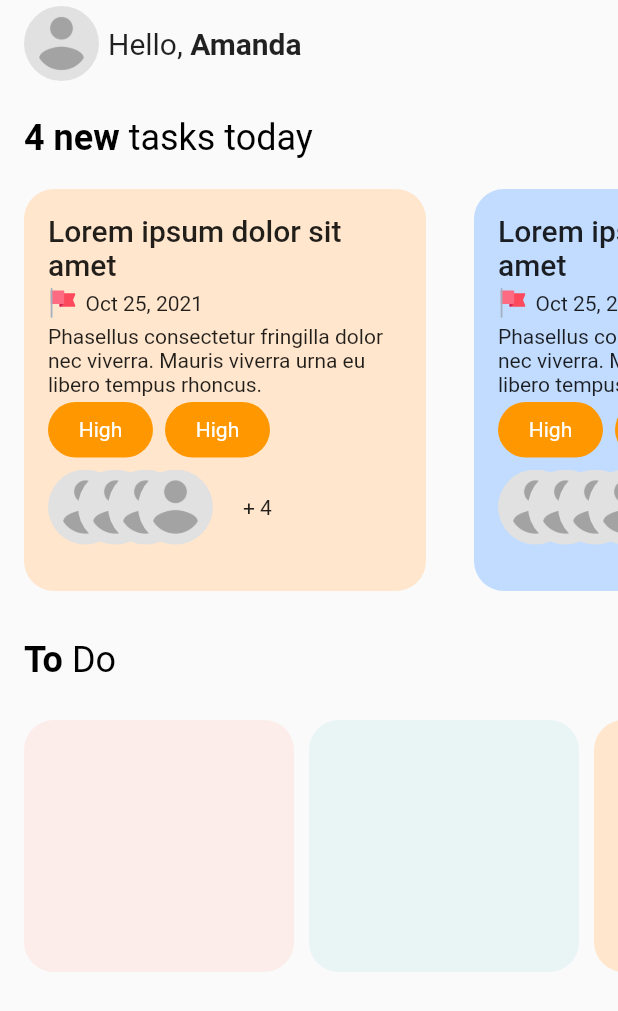
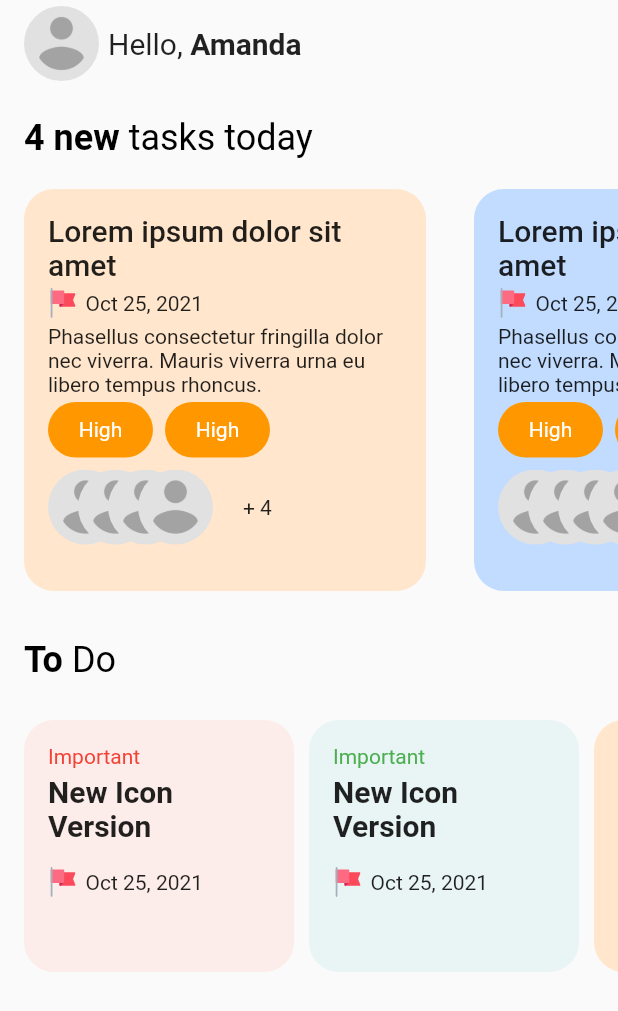
Before and after one commit to RadoslawCzubak/flutter_to_do, a Flutter app: the screen it shows after launch, on a phone screen of 412 x 824 dp. Shown: the top 1011 px of the screen. Run offline on Flutter 3.47's test engine with Material 2 defaults, Android fonts, the phone set to English and light mode, and no system bars; our stand-ins replace flutter_svg.

Commit message:
add todo item layout

```diff
--- a/lib/dashboard/dashboard_page.dart
+++ b/lib/dashboard/dashboard_page.dart
@@ -297,15 +297,47 @@ class ToDoList extends StatelessWidget {
 
 class ToDoItem extends StatelessWidget {
   Color color;
+
+  Map<Color, Color> colorToTextColorMap = {
+    lightOrange: Colors.orange,
+    lightGreen: Colors.green,
+    lightRed: Colors.red,
+    lightBlue: Colors.blue
+  };
+
   ToDoItem(this.color, {Key? key}) : super(key: key);
   @override
   Widget build(BuildContext context) {
     return SizedBox(
       width: 180.0,
       child: Container(
+        padding: EdgeInsets.all(16.0),
         decoration: BoxDecoration(
             color: color,
             borderRadius: const BorderRadius.all(Radius.circular(20.0))),
+        child: Column(
+          mainAxisAlignment: MainAxisAlignment.start,
+          crossAxisAlignment: CrossAxisAlignment.start,
+          children: [
+            Container(
+              child: Text(
+                'Important',
+                style: TextStyle(color: colorToTextColorMap[color]),
+              ),
+            ),
+            Container(
+              padding: EdgeInsets.symmetric(vertical: 4.0),
+              child: Text(
+                'New Icon Version',
+                style: TextStyle(fontSize: 20.0, fontWeight: FontWeight.bold),
+              ),
+            ),
+            Container(
+              child: DateRow(),
+              padding: EdgeInsets.symmetric(vertical: 8.0),
+            )
+          ],
+        ),
       ),
     );
   }
```
